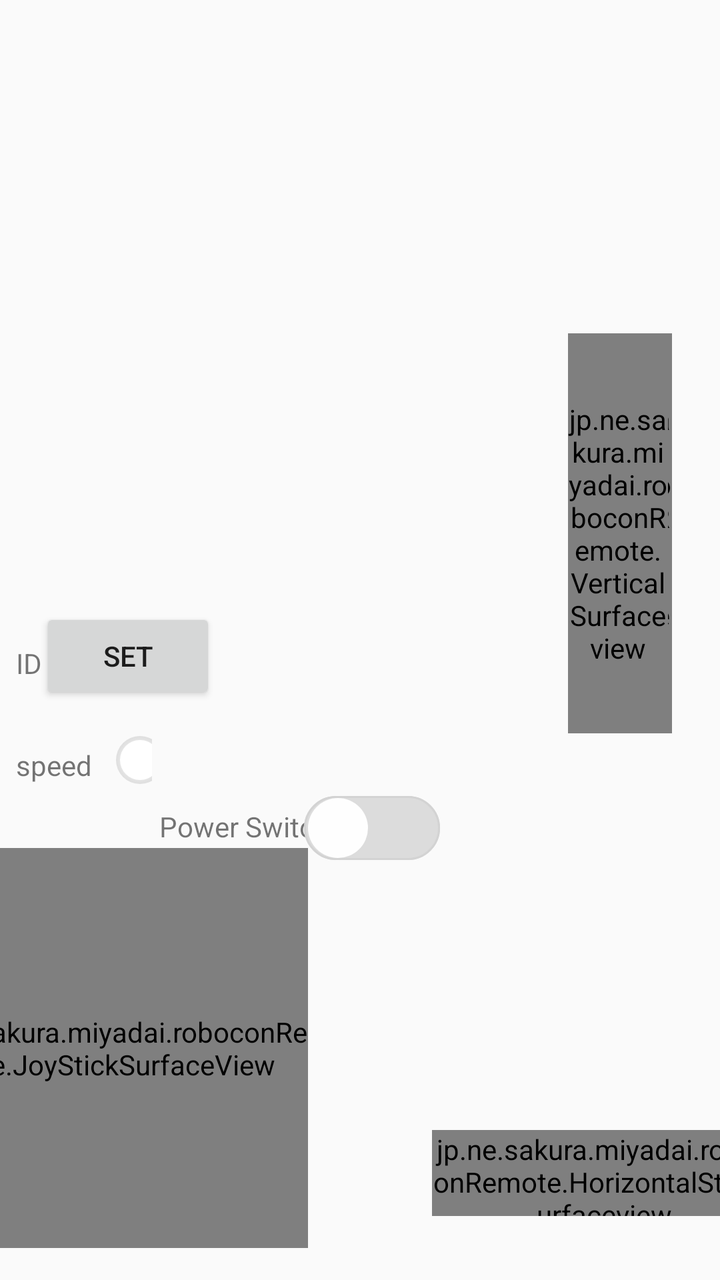
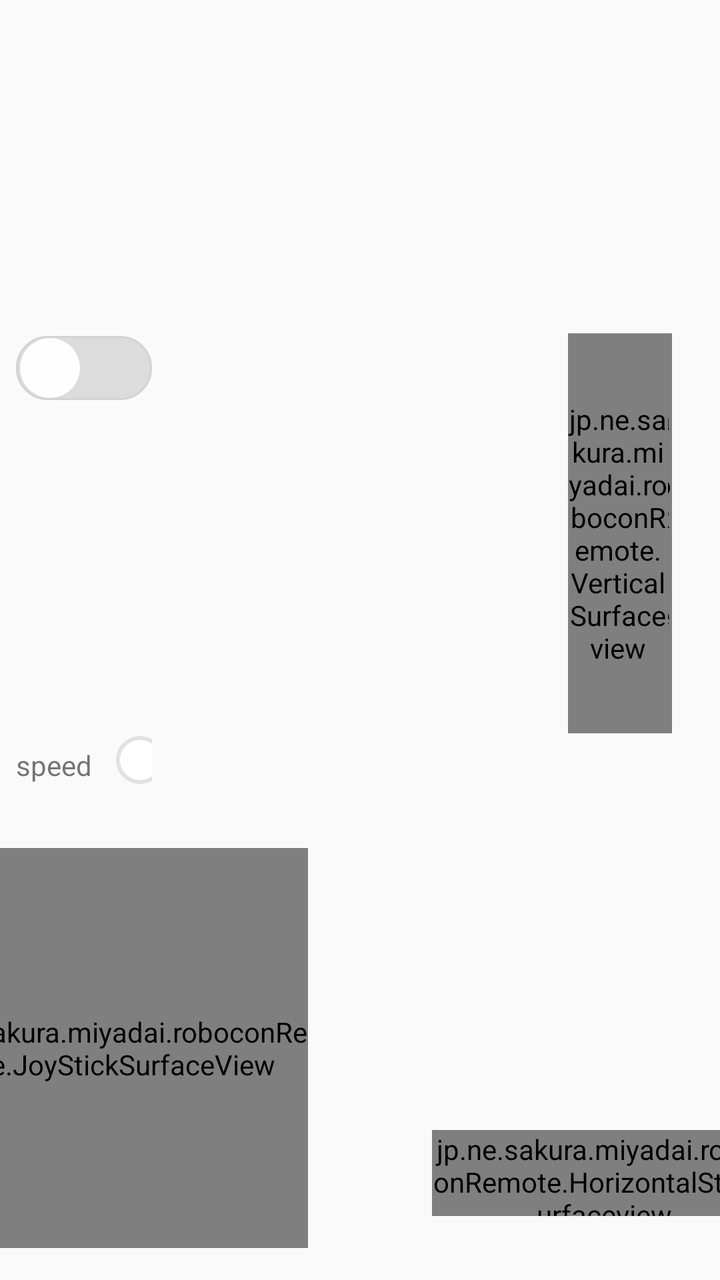

Compare the two renders of this Android layout. The source of the first and the diff that turns it into the second are given below.
<!-- AndroidManifest.xml: activity theme Theme.RoboconRemote -->
<!-- res/layout/activity_main.xml -->
<?xml version="1.0" encoding="utf-8"?>
<androidx.constraintlayout.widget.ConstraintLayout xmlns:android="http://schemas.android.com/apk/res/android"
    xmlns:app="http://schemas.android.com/apk/res-auto"
    xmlns:tools="http://schemas.android.com/tools"
    android:orientation="vertical"
    android:layout_width="match_parent"
    android:layout_height="match_parent">

    <SeekBar
        android:id="@+id/speed_changer"
        android:layout_width="0dp"
        android:layout_height="wrap_content"
        android:layout_marginStart="8dp"
        android:layout_marginEnd="32dp"
        android:layout_marginBottom="32dp"
        android:thumb="@drawable/bar_thumb"
        app:layout_constraintBottom_toTopOf="@+id/JoySticksurfaceView"
        app:layout_constraintEnd_toStartOf="@+id/JoyStick_before_guideline"
        app:layout_constraintStart_toEndOf="@+id/text_speed" />

    <jp.ne.sakura.miyadai.roboconRemote.VerticalSurfaceview
        android:id="@+id/verticalSurfaceview"
        android:layout_width="0dp"
        android:layout_height="200dp"
        android:layout_marginEnd="24dp"
        android:layout_marginBottom="32dp"
        app:layout_constraintBottom_toTopOf="@+id/horizontalStickSurfaceview"
        app:layout_constraintDimensionRatio="1:4"
        app:layout_constraintEnd_toEndOf="parent"
        app:layout_constraintTop_toTopOf="parent" />

    <TextView
        android:id="@+id/text_speed"
        android:layout_width="wrap_content"
        android:layout_height="wrap_content"
        android:layout_marginStart="8dp"
        android:layout_marginBottom="32dp"
        android:text="speed"
        app:layout_constraintBottom_toTopOf="@+id/JoySticksurfaceView"
        app:layout_constraintStart_toStartOf="parent" />

    <TextView
        android:id="@+id/text_speed3"
        android:layout_width="wrap_content"
        android:layout_height="wrap_content"
        android:layout_marginStart="8dp"
        android:layout_marginBottom="32dp"
        android:text="ID"
        app:layout_constraintBottom_toTopOf="@+id/text_speed"
        app:layout_constraintStart_toStartOf="parent" />

    <TextView
        android:id="@+id/text_seppuku"
        android:layout_width="wrap_content"
        android:layout_height="21dp"
        android:layout_marginEnd="16dp"
        android:text="Power Switch"
        app:layout_constraintBottom_toBottomOf="@+id/switch_seppuku"
        app:layout_constraintEnd_toStartOf="@+id/switch_seppuku"
        app:layout_constraintStart_toStartOf="@+id/JoyStick_before_guideline"
        app:layout_constraintTop_toTopOf="@+id/switch_seppuku" />


    <Switch
        android:id="@+id/switch_seppuku"
        android:layout_width="wrap_content"
        android:layout_height="wrap_content"
        android:layout_marginEnd="32dp"
        android:layout_marginBottom="132dp"
        android:background="@drawable/swtich_track"
        android:showText="false"
        android:thumb="@drawable/switch_thumb"
        android:track="@drawable/swtich_track"
        app:layout_constraintBottom_toTopOf="@+id/horizontalStickSurfaceview"
        app:layout_constraintEnd_toStartOf="@+id/JoyStick_after_guideline"
        app:layout_constraintTop_toTopOf="@+id/verticalSurfaceview4" />

    <jp.ne.sakura.miyadai.roboconRemote.HorizontalStickSurfaceview
        android:id="@+id/horizontalStickSurfaceview"
        android:layout_width="172dp"
        android:layout_height="0dp"
        android:layout_marginEnd="8dp"
        android:layout_marginBottom="32dp"
        app:layout_constraintBottom_toBottomOf="parent"
        app:layout_constraintDimensionRatio="4:1"
        app:layout_constraintEnd_toEndOf="parent"
        app:layout_constraintStart_toStartOf="@+id/JoyStick_after_guideline" />

    <jp.ne.sakura.miyadai.roboconRemote.JoyStickSurfaceView
        android:id="@+id/JoySticksurfaceView"
        android:layout_width="0dp"
        android:layout_height="200dp"
        android:layout_marginStart="16dp"
        android:layout_marginEnd="16dp"
        android:layout_marginBottom="16dp"
        app:layout_constraintBottom_toBottomOf="parent"
        app:layout_constraintDimensionRatio="1:1"
        app:layout_constraintEnd_toStartOf="@+id/JoyStick_before_guideline"
        app:layout_constraintStart_toStartOf="parent" />

    <jp.ne.sakura.miyadai.roboconRemote.VerticalSurfaceview
        android:id="@+id/verticalSurfaceview2"
        android:layout_width="0dp"
        android:layout_height="200dp"
        android:layout_marginStart="32dp"
        app:layout_constraintBottom_toBottomOf="@+id/verticalSurfaceview"
        app:layout_constraintDimensionRatio="1:4"
        app:layout_constraintStart_toStartOf="@+id/JoyStick_after_guideline"
        app:layout_constraintTop_toTopOf="@+id/verticalSurfaceview" />

    <androidx.constraintlayout.widget.Guideline
        android:id="@+id/JoyStick_after_guideline"
        android:layout_width="wrap_content"
        android:layout_height="wrap_content"
        android:orientation="vertical"
        app:layout_constraintGuide_percent="0.7" />

    <androidx.constraintlayout.widget.Guideline
        android:id="@+id/JoyStick_before_guideline"
        android:layout_width="wrap_content"
        android:layout_height="wrap_content"
        android:orientation="vertical"
        app:layout_constraintGuide_percent="0.3" />

    <EditText
        android:id="@+id/editid"
        android:layout_width="0dp"
        android:layout_height="wrap_content"
        android:layout_marginBottom="12dp"
        android:ems="10"
        android:inputType="number"
        android:text="0"
        app:layout_constraintBottom_toTopOf="@+id/speed_changer"
        app:layout_constraintEnd_toStartOf="@+id/button"
        app:layout_constraintStart_toEndOf="@+id/text_speed3" />

    <Button
        android:id="@+id/button"
        android:layout_width="wrap_content"
        android:layout_height="wrap_content"
        android:layout_marginBottom="16dp"
        android:text="set"
        app:layout_constraintBottom_toTopOf="@+id/speed_changer"
        app:layout_constraintEnd_toStartOf="@+id/JoyStick_before_guideline" />

</androidx.constraintlayout.widget.ConstraintLayout>
<!-- resources referenced by this layout -->
<resources>
  <!-- drawable bar_thumb (drawable) -->
  <?xml version="1.0" encoding="utf-8"?>
  <layer-list xmlns:android="http://schemas.android.com/apk/res/android">
  
      <item>
  
          <shape android:shape="oval" >
              <gradient
                  android:angle="270"
                  android:endColor="#3D000000"
                  android:gradientRadius="24dp"
                  android:startColor="@color/white"
                  android:type="radial" />
  
              <size
                  android:width="24dp"
                  android:height="24dp" />
          </shape>
      </item>
      <item
          android:bottom="2dp"
          android:left="2dp"
          android:right="2dp"
          android:top="2dp">
  
          <shape android:shape="oval">
              <solid android:color="@color/white" />
  
          </shape>
  
      </item>
  
  </layer-list>
  <!-- drawable switch_thumb (drawable) -->
  <?xml version="1.0" encoding="utf-8"?>
  <selector xmlns:android="http://schemas.android.com/apk/res/android">
      
      <item>
          <layer-list>
              <item android:bottom="4dp"
                  android:left="2dp"
                  android:right="2dp"
                  android:top="4dp">
                  <shape android:shape="oval" >
                      <size android:height="30dp" android:width="30dp" />
                      <solid android:color="#fefefe" />
                  </shape>
              </item>
          </layer-list>
      </item>
  
      
      <item>
          <layer-list>
              <item android:bottom="4dp"
                  android:left="2dp"
                  android:right="2dp"
                  android:top="4dp">
                  <shape android:shape="oval" >
                      <size android:height="30dp" android:width="30dp" />
                      <solid android:color="#fefefe" />
                  </shape>
              </item>
          </layer-list>
      </item>
  
  </selector>
  <!-- drawable swtich_track (drawable) -->
  <?xml version="1.0" encoding="utf-8"?>
  <selector xmlns:android="http://schemas.android.com/apk/res/android">
  
      
      <item android:state_checked="true">
          <layer-list>
              <item android:bottom="3dp" android:top="3dp">
                  
                  <shape android:shape="rectangle">
                      
                      <corners android:radius="32dp" />
                      
                      <solid android:color="#76d672" />
                  </shape>
              </item>
          </layer-list>
      </item>
  
      
      <item>
          <layer-list>
              <item android:bottom="3dp" android:top="3dp">
                  
                  <shape android:shape="rectangle">
                      
                      <corners android:radius="32dp" />
                      
                      <solid android:color="#dcdcdc"/>
                      
                      <stroke android:width="1dp" android:color="#d3d3d3"/>
                  </shape>
              </item>
          </layer-list>
      </item>
  
  </selector>
  <style name="Theme.RoboconRemote" parent="android:Theme.Material.Light.NoActionBar" />
  <color name="white">#FFFFFFFF</color>
</resources>

<!-- the commit's change to res/layout/activity_main.xml (unified diff, before → after) -->
@@ -39,41 +39,32 @@
         app:layout_constraintBottom_toTopOf="@+id/JoySticksurfaceView"
         app:layout_constraintStart_toStartOf="parent" />
 
-    <TextView
-        android:id="@+id/text_speed3"
-        android:layout_width="wrap_content"
-        android:layout_height="wrap_content"
-        android:layout_marginStart="8dp"
-        android:layout_marginBottom="32dp"
-        android:text="ID"
-        app:layout_constraintBottom_toTopOf="@+id/text_speed"
-        app:layout_constraintStart_toStartOf="parent" />
 
     <TextView
         android:id="@+id/text_seppuku"
         android:layout_width="wrap_content"
         android:layout_height="21dp"
+        android:layout_marginStart="8dp"
         android:layout_marginEnd="16dp"
         android:text="Power Switch"
         app:layout_constraintBottom_toBottomOf="@+id/switch_seppuku"
         app:layout_constraintEnd_toStartOf="@+id/switch_seppuku"
-        app:layout_constraintStart_toStartOf="@+id/JoyStick_before_guideline"
+        app:layout_constraintHorizontal_bias="0.0"
+        app:layout_constraintStart_toStartOf="parent"
         app:layout_constraintTop_toTopOf="@+id/switch_seppuku" />
-
 
     <Switch
         android:id="@+id/switch_seppuku"
         android:layout_width="wrap_content"
         android:layout_height="wrap_content"
         android:layout_marginEnd="32dp"
-        android:layout_marginBottom="132dp"
         android:background="@drawable/swtich_track"
         android:showText="false"
         android:thumb="@drawable/switch_thumb"
         android:track="@drawable/swtich_track"
-        app:layout_constraintBottom_toTopOf="@+id/horizontalStickSurfaceview"
-        app:layout_constraintEnd_toStartOf="@+id/JoyStick_after_guideline"
-        app:layout_constraintTop_toTopOf="@+id/verticalSurfaceview4" />
+        app:layout_constraintBottom_toTopOf="@+id/speed_changer"
+        app:layout_constraintEnd_toStartOf="@+id/JoyStick_before_guideline"
+        app:layout_constraintTop_toTopOf="parent" />
 
     <jp.ne.sakura.miyadai.roboconRemote.HorizontalStickSurfaceview
         android:id="@+id/horizontalStickSurfaceview"
@@ -122,25 +113,4 @@
         android:orientation="vertical"
         app:layout_constraintGuide_percent="0.3" />
 
-    <EditText
-        android:id="@+id/editid"
-        android:layout_width="0dp"
-        android:layout_height="wrap_content"
-        android:layout_marginBottom="12dp"
-        android:ems="10"
-        android:inputType="number"
-        android:text="0"
-        app:layout_constraintBottom_toTopOf="@+id/speed_changer"
-        app:layout_constraintEnd_toStartOf="@+id/button"
-        app:layout_constraintStart_toEndOf="@+id/text_speed3" />
-
-    <Button
-        android:id="@+id/button"
-        android:layout_width="wrap_content"
-        android:layout_height="wrap_content"
-        android:layout_marginBottom="16dp"
-        android:text="set"
-        app:layout_constraintBottom_toTopOf="@+id/speed_changer"
-        app:layout_constraintEnd_toStartOf="@+id/JoyStick_before_guideline" />
-
 </androidx.constraintlayout.widget.ConstraintLayout>
